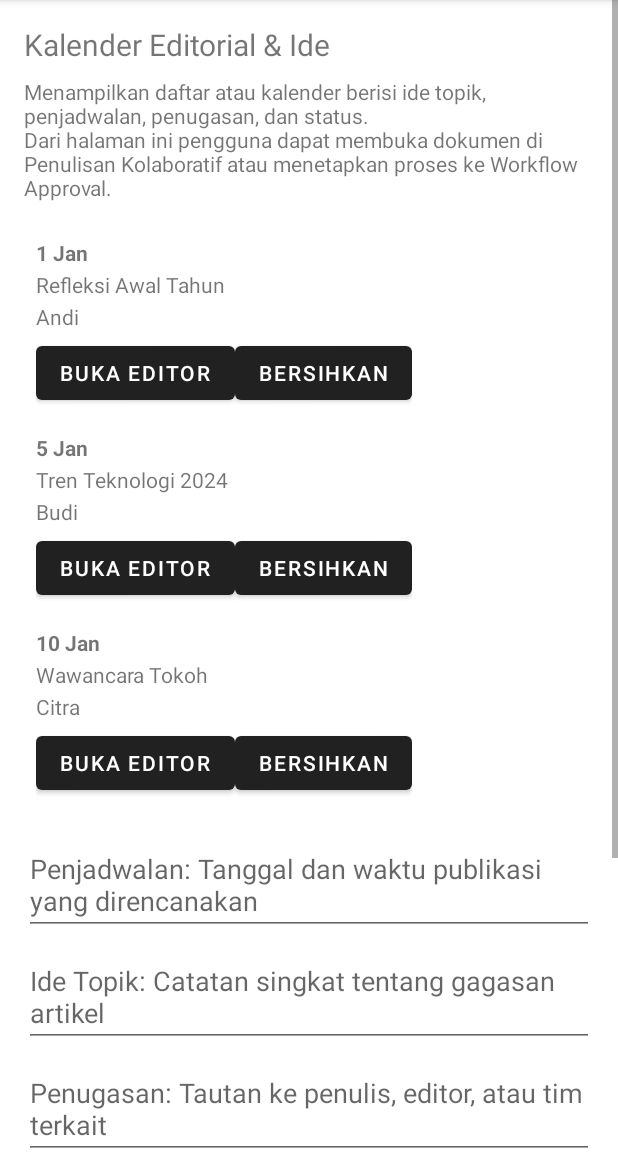
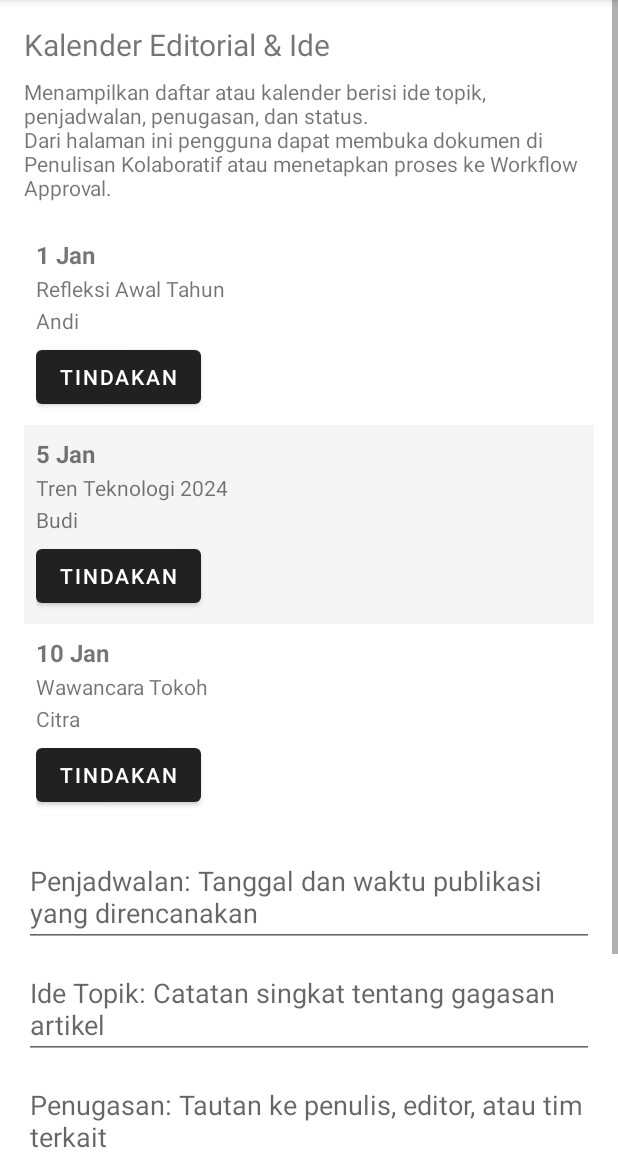
Before and after one commit to cicero78M/PenmasNews, an Android app: the EditorialCalendarActivity screen opened directly, with no data from a screen before it, on a phone screen of 412 x 824 dp, the part 84-1236 px from its top. Run offline under Robolectric (Android 15) with nearby library versions, the phone set to English and light mode, and no system bars.

Commit message:
Update Editorial Calendar UI

```diff
--- a/app/src/main/java/com/example/penmasnews/ui/EditorialCalendarActivity.kt
+++ b/app/src/main/java/com/example/penmasnews/ui/EditorialCalendarActivity.kt
@@ -25,8 +25,6 @@ class EditorialCalendarActivity : AppCompatActivity() {
         val assigneeEdit = findViewById<EditText>(R.id.editAssignee)
         val statusEdit = findViewById<EditText>(R.id.editStatus)
         val addButton = findViewById<Button>(R.id.buttonAddEvent)
-        val clearButton = findViewById<Button>(R.id.buttonClearAll)
-        val saveButton = findViewById<Button>(R.id.buttonSave)
 
         val prefs = getSharedPreferences(EventStorage.PREFS_NAME, MODE_PRIVATE)
 
@@ -76,15 +74,6 @@ class EditorialCalendarActivity : AppCompatActivity() {
             statusEdit.text.clear()
         }
 
-        clearButton.setOnClickListener {
-            events.clear()
-            EventStorage.saveEvents(prefs, events)
-            adapter.notifyDataSetChanged()
-        }
-
-        saveButton.setOnClickListener {
-            EventStorage.saveEvents(prefs, events)
-        }
     }
 
     private fun showDatePicker(target: EditText) {
--- a/app/src/main/java/com/example/penmasnews/ui/EditorialCalendarAdapter.kt
+++ b/app/src/main/java/com/example/penmasnews/ui/EditorialCalendarAdapter.kt
@@ -4,6 +4,7 @@ import android.view.LayoutInflater
 import android.view.View
 import android.view.ViewGroup
 import android.widget.Button
+import androidx.appcompat.app.AlertDialog
 import android.widget.TextView
 import androidx.recyclerview.widget.RecyclerView
 import com.example.penmasnews.R
@@ -19,8 +20,7 @@ class EditorialCalendarAdapter(
         val dateText: TextView = view.findViewById(R.id.textDate)
         val titleText: TextView = view.findViewById(R.id.textTitle)
         val notesText: TextView = view.findViewById(R.id.textNotes)
-        val openButton: Button = view.findViewById(R.id.buttonOpen)
-        val deleteButton: Button = view.findViewById(R.id.buttonDelete)
+        val actionButton: Button = view.findViewById(R.id.buttonAction)
     }
 
     override fun onCreateViewHolder(parent: ViewGroup, viewType: Int): ViewHolder {
@@ -34,11 +34,28 @@ class EditorialCalendarAdapter(
         holder.dateText.text = item.date
         holder.titleText.text = item.topic
         holder.notesText.text = item.assignee
-        holder.openButton.setOnClickListener { onOpen?.invoke(item) }
-        holder.deleteButton.setOnClickListener {
-            items.removeAt(position)
-            notifyItemRemoved(position)
-            onDelete?.invoke(position)
+
+        holder.itemView.setBackgroundResource(
+            if (position % 2 == 0) R.color.zebra_even else R.color.zebra_odd
+        )
+
+        holder.actionButton.setOnClickListener {
+            AlertDialog.Builder(holder.itemView.context)
+                .setTitle(R.string.dialog_actions)
+                .setItems(arrayOf(
+                    holder.itemView.context.getString(R.string.action_open),
+                    holder.itemView.context.getString(R.string.action_delete)
+                )) { _, which ->
+                    when (which) {
+                        0 -> onOpen?.invoke(item)
+                        1 -> {
+                            items.removeAt(position)
+                            notifyItemRemoved(position)
+                            onDelete?.invoke(position)
+                        }
+                    }
+                }
+                .show()
         }
     }
 
--- a/app/src/main/res/layout/activity_editorial_calendar.xml
+++ b/app/src/main/res/layout/activity_editorial_calendar.xml
@@ -64,18 +64,6 @@
             android:text="@string/action_add"
             android:layout_marginTop="8dp" />
 
-        <Button
-            android:id="@+id/buttonClearAll"
-            android:layout_width="wrap_content"
-            android:layout_height="wrap_content"
-            android:text="@string/action_clear"
-            android:layout_marginTop="8dp" />
-
-        <Button
-            android:id="@+id/buttonSave"
-            android:layout_width="wrap_content"
-            android:layout_height="wrap_content"
-            android:text="@string/action_save"
-            android:layout_marginTop="8dp" />
+        <!-- Buttons for clearing and saving removed as actions handled per item -->
     </LinearLayout>
 </ScrollView>
--- a/app/src/main/res/layout/item_editorial_event.xml
+++ b/app/src/main/res/layout/item_editorial_event.xml
@@ -10,37 +10,28 @@
         android:id="@+id/textDate"
         android:layout_width="wrap_content"
         android:layout_height="wrap_content"
-        android:textStyle="bold" />
+        android:textStyle="bold"
+        android:textSize="16sp" />
 
     <TextView
         android:id="@+id/textTitle"
         android:layout_width="wrap_content"
         android:layout_height="wrap_content"
-        android:layout_marginTop="2dp" />
+        android:layout_marginTop="2dp"
+        android:textSize="14sp" />
 
     <TextView
         android:id="@+id/textNotes"
         android:layout_width="wrap_content"
         android:layout_height="wrap_content"
-        android:layout_marginTop="2dp" />
+        android:layout_marginTop="2dp"
+        android:textSize="14sp" />
 
-    <LinearLayout
-        android:orientation="horizontal"
+    <Button
+        android:id="@+id/buttonAction"
         android:layout_width="wrap_content"
         android:layout_height="wrap_content"
-        android:layout_marginTop="4dp">
-
-        <Button
-            android:id="@+id/buttonOpen"
-            android:layout_width="wrap_content"
-            android:layout_height="wrap_content"
-            android:text="@string/action_open" />
-
-        <Button
-            android:id="@+id/buttonDelete"
-            android:layout_width="wrap_content"
-            android:layout_height="wrap_content"
-            android:text="@string/action_clear" />
-    </LinearLayout>
+        android:layout_marginTop="4dp"
+        android:text="@string/dialog_actions" />
 
 </LinearLayout>
--- /dev/null
+++ b/app/src/main/res/values/colors.xml
@@ -0,0 +1,4 @@
+<resources>
+    <color name="zebra_even">#FFFFFF</color>
+    <color name="zebra_odd">#F5F5F5</color>
+</resources>
--- a/app/src/main/res/values/strings.xml
+++ b/app/src/main/res/values/strings.xml
@@ -38,6 +38,8 @@
     <string name="action_open">Buka Editor</string>
     <string name="action_paste">Tempel</string>
     <string name="action_clear">Bersihkan</string>
+    <string name="dialog_actions">Tindakan</string>
+    <string name="action_delete">Hapus List</string>
     <string name="hint_suggested_title">Saran Judul Berita</string>
     <string name="hint_generated_narrative">Narasi Hasil AI</string>
     <string name="hint_generated_summary">Ringkasan Hasil AI</string>
```
